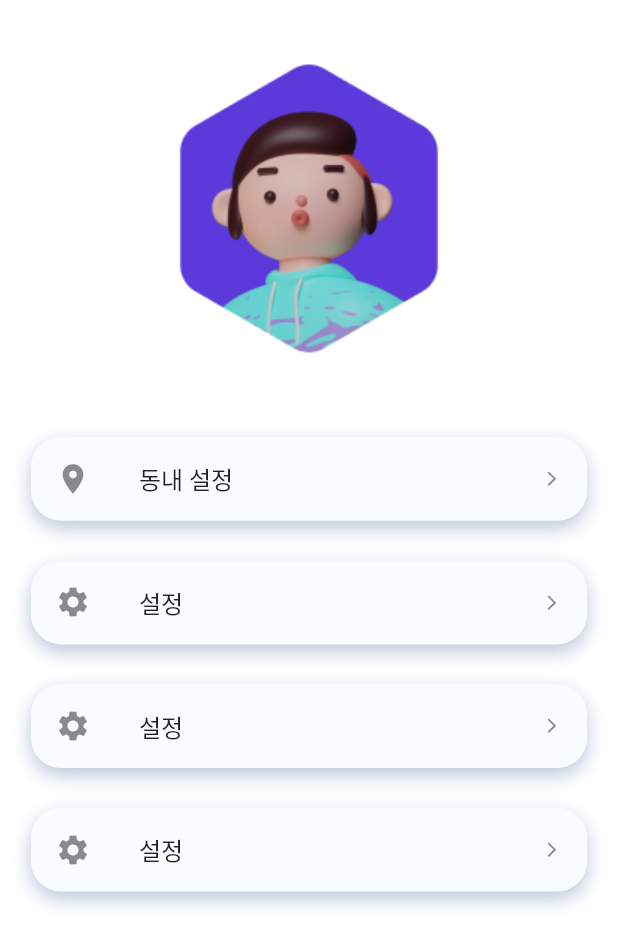
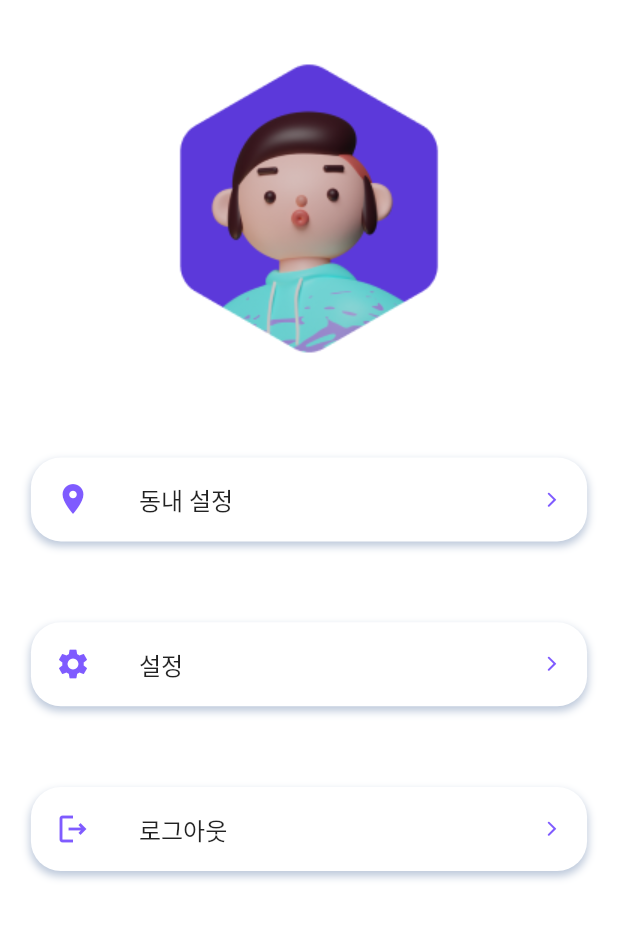
Before and after one commit to clroot/nona-muckja-frontend, a Flutter app: the ProfilePage screen opened directly, on a phone screen of 412 x 824 dp. Shown: the top 946 px of the screen. Run offline on Flutter 3.47's test engine with Material 2 defaults, Android fonts, the phone set to English and light mode, and no system bars; our stand-ins replace flutter_dotenv, flutter_secure_storage, geolocator, permission_handler, persistent_bottom_nav_bar and 1 more; missing offline and left inert: dart:ffi, kakao_flutter_sdk; accounts and stored records are empty; Roboto replaces fonts that are missing (MinSans-Medium).

```diff
--- a/lib/pages/EtcPage/user_profile.dart
+++ b/lib/pages/EtcPage/user_profile.dart
@@ -1,8 +1,19 @@
 import 'package:flutter/material.dart';
 import 'package:nonamukja/widget/etc/card.dart';
+import 'package:nonamukja/pages/EtcPage/AdditionPage/logout_page.dart';
 import 'package:nonamukja/pages/EtcPage/AdditionPage/regional_auth_page.dart';
 
-class ProfilePage extends StatelessWidget {
+class ProfilePage extends StatefulWidget {
+  @override
+  State<ProfilePage> createState() => _ProfilePageState();
+}
+
+class _ProfilePageState extends State<ProfilePage> {
+  @override
+  void initState() {
+    super.initState();
+  }
+
   @override
   Widget build(BuildContext context) {
     return Scaffold(
@@ -31,13 +42,9 @@ class ProfilePage extends StatelessWidget {
                               content: '설정',
                               icon: Icons.settings),
                           EtcCard(
-                              changePage: RegionalAuth_Page(),
-                              content: '설정',
-                              icon: Icons.settings),
-                          EtcCard(
-                              changePage: RegionalAuth_Page(),
-                              content: '설정',
-                              icon: Icons.settings),
+                              changePage: LogOutPage(),
+                              content: '로그아웃',
+                              icon: Icons.logout_outlined),
                         ]))
               ],
             )),
--- a/lib/resources/providers/auth/user_login_provider.dart
+++ b/lib/resources/providers/auth/user_login_provider.dart
@@ -1,6 +1,6 @@
 import 'dart:convert';
 
-import 'package:nonamukja/model/login_model.dart';
+import 'package:nonamukja/model/auth/login_model.dart';
 import 'package:http/http.dart' show Client;
 
 class UserSinginProvieder {
--- a/lib/resources/providers/auth/user_singin_provider.dart
+++ b/lib/resources/providers/auth/user_singin_provider.dart
@@ -1,6 +1,6 @@
 import 'dart:convert';
 
-import 'package:nonamukja/model/register_model.dart';
+import 'package:nonamukja/model/auth/register_model.dart';
 import 'package:http/http.dart' show Client;
 
 class UserSinginProvieder {
--- a/lib/resources/repositories/auth/login_repository.dart
+++ b/lib/resources/repositories/auth/login_repository.dart
@@ -1,4 +1,4 @@
-import 'package:nonamukja/model/login_model.dart';
+import 'package:nonamukja/model/auth/login_model.dart';
 
 class UserLoginRepository {
   LoginModel setUserLoginRepository(String userName, String password) {
--- a/lib/resources/repositories/auth/singin_repository.dart
+++ b/lib/resources/repositories/auth/singin_repository.dart
@@ -1,4 +1,4 @@
-import 'package:nonamukja/model/register_model.dart';
+import 'package:nonamukja/model/auth/register_model.dart';
 
 class UserSinginRepository {
   Autogenerated setUserRepository(Map<String, dynamic> userSigninInfo) {
--- a/lib/widget/auth/signin_dialog.dart
+++ b/lib/widget/auth/signin_dialog.dart
@@ -1,6 +1,6 @@
 import 'package:flutter/material.dart';
 import 'package:nonamukja/widget/etc/clay_button.dart';
-import 'package:nonamukja/resources/etc/user_info_validation.dart';
+import 'package:nonamukja/resources/service/user_info_validation.dart';
 import 'package:nonamukja/widget/location/user_location_setting.dart';
 
 class SigninDialog extends StatelessWidget {
--- a/lib/widget/etc/card.dart
+++ b/lib/widget/etc/card.dart
@@ -20,20 +20,22 @@ class EtcCard extends StatelessWidget {
     return Container(
       width: MediaQuery.of(context).size.width * 0.9,
       decoration: BoxDecoration(
-          color: Color.fromARGB(255, 248, 252, 255),
+          color: Colors.white,
           borderRadius: BorderRadius.circular(20),
           boxShadow: [
             BoxShadow(
               color: Color.fromARGB(255, 188, 200, 218),
-              offset: Offset(0, 5),
-              blurRadius: 10,
+              offset: Offset(0, 3),
+              blurRadius: 4,
             )
           ]),
       child: ListTile(
+        iconColor: Color.fromARGB(255, 127, 91, 255),
         onTap: () =>
             pushNewScreen(context, screen: changePage, withNavBar: false),
         leading: Icon(this.icon),
-        title: Text(this.content),
+        title:
+            Text(this.content, style: TextStyle(fontFamily: 'MinSans-Medium')),
         trailing: const Icon(
           CupertinoIcons.chevron_forward,
           size: 15,
--- a/pubspec.yaml
+++ b/pubspec.yaml
@@ -36,6 +36,7 @@ dependencies:
   rxdart: ^0.27.3
   permission_handler: ^9.2.0
   flutter_dotenv: ^5.0.2
+  flutter_secure_storage: ^5.0.2
 
 dev_dependencies:
   flutter_test:
```
Also changed, not shown: lib/model/auth/user_accessToken.dart (added, +8 -0 lines), lib/model/user/user_info.dart (added, +69 -0 lines), lib/pages/EtcPage/AdditionPage/logout_page.dart (added, +65 -0 lines), lib/pages/MainPage/PartyPage/party_signin_page.dart (+29 -65 lines), lib/pages/user_manage.dart (+38 -2 lines), lib/resources/service/storage_service.dart (added, +39 -0 lines), lib/widget/auth/login_dialog.dart (+10 -2 lines), lib/model/auth/login_model.dart (renamed from lib/model/login_model.dart), lib/model/auth/register_model.dart (renamed from lib/model/register_model.dart), lib/model/party/party_list_model.dart (renamed from lib/model/party_list_model.dart), lib/resources/service/user_info_validation.dart (renamed from lib/resources/etc/user_info_validation.dart), pubspec.lock, 1 other file.
